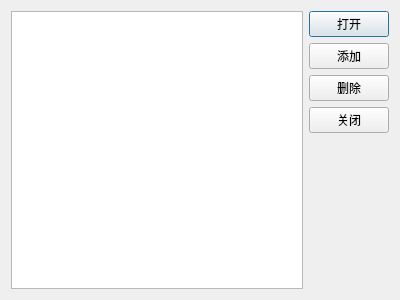
The window that favdialog.ui (themiss0/qt_complete_notebook) describes before a commit, drawn with Qt 5.
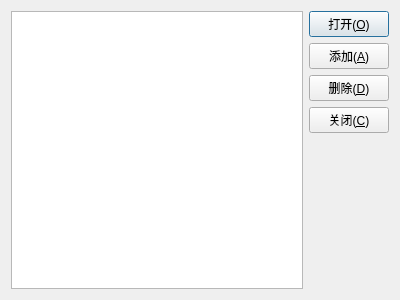
The same window after the commit.

Commit message: 优化了收藏夹的操作，为收藏夹添加了快捷键

Diff of the .ui file:
```diff
--- a/favdialog.ui
+++ b/favdialog.ui
@@ -22,28 +22,28 @@
      <item>
       <widget class="QPushButton" name="bt_open">
        <property name="text">
-        <string>打开</string>
+        <string>打开(&amp;O)</string>
        </property>
       </widget>
      </item>
      <item>
       <widget class="QPushButton" name="bt_add">
        <property name="text">
-        <string>添加</string>
+        <string>添加(&amp;A)</string>
        </property>
       </widget>
      </item>
      <item>
       <widget class="QPushButton" name="bt_delete">
        <property name="text">
-        <string>删除</string>
+        <string>删除(&amp;D)</string>
        </property>
       </widget>
      </item>
      <item>
       <widget class="QPushButton" name="bt_close">
        <property name="text">
-        <string>关闭</string>
+        <string>关闭(&amp;C)</string>
        </property>
       </widget>
      </item>
```
The commit also changes 2 other files.
